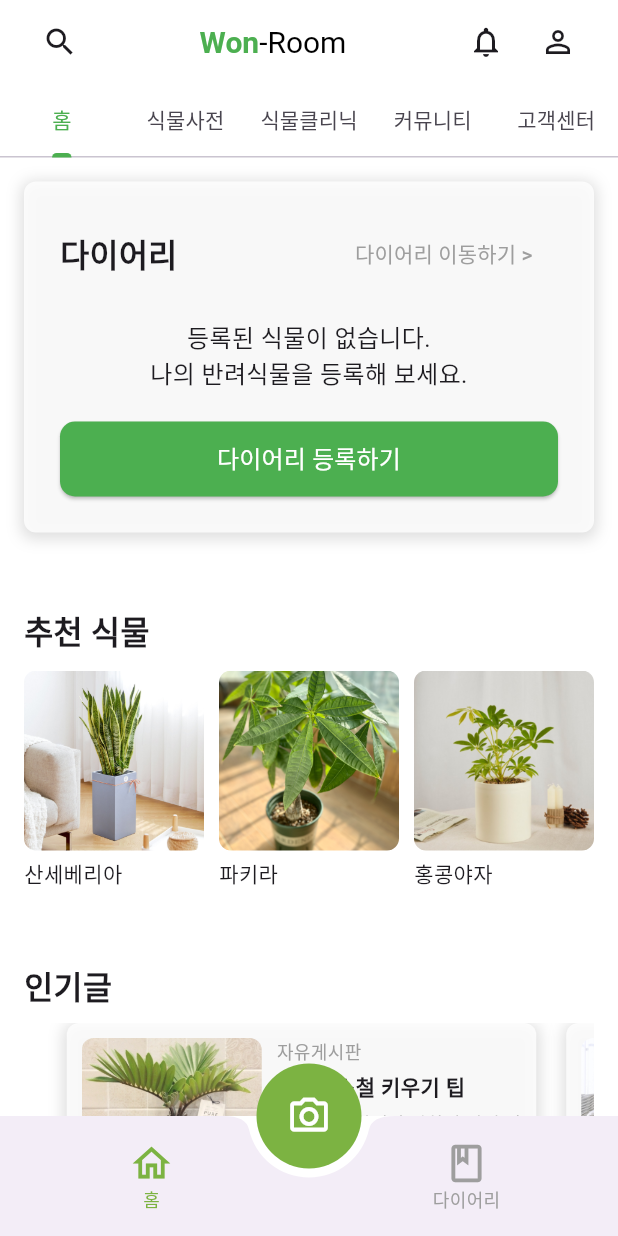
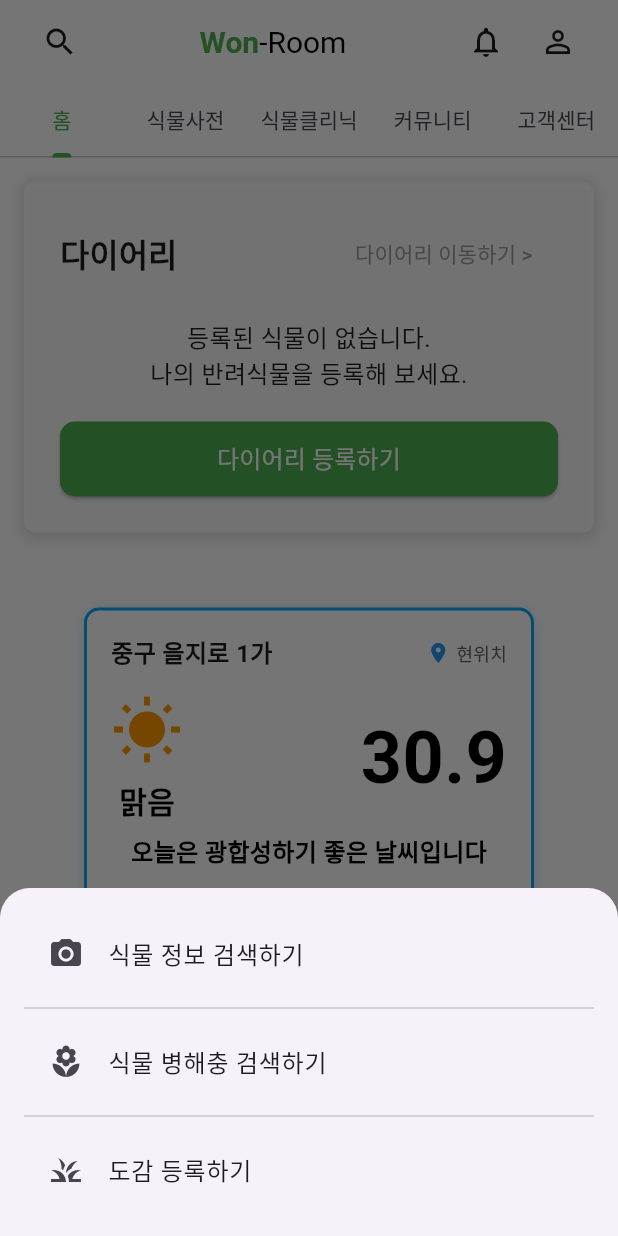
Before and after one commit to kimjaehui02/WonRoom, a Flutter app: the screen it shows after launch, after a tap on the "camera alt" icon, on a phone screen of 412 x 824 dp. Run offline on Flutter 3.47's test engine with Material 3 defaults, Android fonts, the phone set to English and light mode, and no system bars; our stand-ins replace dio, flutter_secure_storage, image_picker; Roboto replaces fonts that are missing (Pretendard); project files that could hold a hidden picture were left out.

Commit message:
카메라

```diff
--- a/wonroom/lib/index.dart
+++ b/wonroom/lib/index.dart
@@ -1,5 +1,6 @@
 import 'package:flutter/material.dart';
 import 'package:wonroom/myPlantRegistration.dart';
+import 'package:wonroom/showFloatingActionModal.dart';
 
 class Index extends StatefulWidget {
   const Index({super.key});
@@ -44,9 +45,7 @@ class _IndexState extends State<Index> with SingleTickerProviderStateMixin {
     setState(() {
       _selectedIndex = index;
     });
-    if (index == 0) {
-      _tabController.index = 0;
-    }
+    _tabController.index = index;
   }
 
   void _scrollToTop() {
@@ -62,7 +61,6 @@ class _IndexState extends State<Index> with SingleTickerProviderStateMixin {
     return Scaffold(
       appBar: AppBar(
         title: Row(
-
           children: [
             IconButton(
               icon: const Icon(Icons.search),
@@ -154,15 +152,9 @@ class _IndexState extends State<Index> with SingleTickerProviderStateMixin {
               label: '홈',
               index: 0,
             ),
-            // _buildBottomNavBarItem(
-            //   icon: Icons.camera_alt_outlined,
-            //   label: '이미지 촬영',
-            //   index: 1,
-            // ),
-            SizedBox(width: 40), // 공간을 추가하여 중앙의 FloatingActionButton과 겹치지 않도록 함
+            SizedBox(width: 40), // 중앙의 FloatingActionButton과 겹치지 않도록 공간 추가
             _buildBottomNavBarItem(
-              icon: Icons.
-              book_outlined,
+              icon: Icons.book_outlined,
               label: '다이어리',
               index: 2,
             ),
@@ -181,7 +173,9 @@ class _IndexState extends State<Index> with SingleTickerProviderStateMixin {
               color: Colors.lightGreen[600], // 연두색
             ),
             child: FloatingActionButton(
-              onPressed: () {},
+              onPressed: () {
+                showFloatingActionModal(context);
+              },
               backgroundColor: Colors.transparent,
               elevation: 0,
               child: Icon(Icons.camera_alt_outlined, color: Colors.white, size: 30),
@@ -232,11 +226,152 @@ class _IndexState extends State<Index> with SingleTickerProviderStateMixin {
         children: [
           _buildMyPlantsSection(),
           const SizedBox(height: 50),
+          _buildWeatherWidget(),
+          const SizedBox(height: 50),
           _buildRecommendedPlantsSection(),
           const SizedBox(height: 50),
           _buildPopularPostsSection(),
           const SizedBox(height: 40),
         ],
+      ),
+    );
+  }
+
+  Widget _buildWeatherWidget() {
+    return Center(
+      child: Container(
+        width: 300,
+        padding: EdgeInsets.all(16),
+        decoration: BoxDecoration(
+          color: Colors.white,
+          borderRadius: BorderRadius.circular(10),
+          boxShadow: [
+            BoxShadow(
+              color: Colors.blue.withOpacity(0.2),
+              blurRadius: 8,
+              offset: Offset(0, 2),
+            ),
+          ],
+          border: Border.all(
+            color: Colors.lightBlue,
+            width: 2,
+          ),
+        ),
+        child: Column(
+          crossAxisAlignment: CrossAxisAlignment.start,
+          children: [
+            // 위치와 현위치
+            Row(
+              mainAxisAlignment: MainAxisAlignment.spaceBetween,
+              children: [
+                Text(
+                  '중구 을지로 1가',
+                  style: TextStyle(
+                    fontSize: 16,
+                    fontWeight: FontWeight.bold,
+                  ),
+                ),
+                Row(
+                  children: [
+                    Icon(
+                      Icons.location_on,
+                      color: Colors.blue,
+                      size: 16,
+                    ),
+                    SizedBox(width: 4),
+                    Text(
+                      '현위치',
+                      style: TextStyle(
+                        fontSize: 12,
+                        color: Colors.grey[700],
+                      ),
+                    ),
+                  ],
+                ),
+              ],
+            ),
+            SizedBox(height: 16),
+            // 날씨 정보
+            Row(
+              mainAxisAlignment: MainAxisAlignment.spaceBetween,
+              children: [
+                Column(
+                  children: [
+                    Icon(
+                      Icons.wb_sunny,
+                      color: Colors.orange,
+                      size: 48,
+                    ),
+                    SizedBox(height: 8),
+                    Text(
+                      '맑음',
+                      style: TextStyle(
+                        fontSize: 20,
+                        fontWeight: FontWeight.bold,
+                        color: Colors.black,
+                      ),
+                    ),
+                  ],
+                ),
+                Text(
+                  '30.9',
+                  style: TextStyle(
+                    fontSize: 48,
+                    fontWeight: FontWeight.bold,
+                    color: Colors.black,
+                  ),
+                ),
+              ],
+            ),
+            SizedBox(height: 8),
+            // 메시지
+            Center(
+              child: Text(
+                '오늘은 광합성하기 좋은 날씨입니다',
+                style: TextStyle(
+                  fontSize: 16,
+                  color: Colors.black,
+                  fontWeight: FontWeight.bold,
+                ),
+              ),
+            ),
+            SizedBox(height: 16),
+            // 하단 추가 정보
+            Row(
+              mainAxisAlignment: MainAxisAlignment.spaceEvenly,
+              children: [
+                Text(
+                  '습도 66%',
+                  style: TextStyle(
+                    fontSize: 12,
+                    color: Colors.grey[700],
+                  ),
+                ),
+                Text(
+                  '체감 31.9°',
+                  style: TextStyle(
+                    fontSize: 12,
+                    color: Colors.grey[700],
+                  ),
+                ),
+                Text(
+                  '서풍 1.9m/s',
+                  style: TextStyle(
+                    fontSize: 12,
+                    color: Colors.grey[700],
+                  ),
+                ),
+                Text(
+                  '미세 좋음',
+                  style: TextStyle(
+                    fontSize: 12,
+                    color: Colors.grey[700],
+                  ),
+                ),
+              ],
+            ),
+          ],
+        ),
       ),
     );
   }
@@ -294,7 +429,7 @@ class _IndexState extends State<Index> with SingleTickerProviderStateMixin {
             height: 50,
             child: ElevatedButton(
               onPressed: () {
-                  showPlantRegistrationModal(context);
+                showPlantRegistrationModal(context);
               },
               style: ElevatedButton.styleFrom(
                 backgroundColor: Colors.green,
--- /dev/null
+++ b/wonroom/lib/showFloatingActionModal.dart
@@ -0,0 +1,59 @@
+import 'package:flutter/material.dart';
+import 'package:image_picker/image_picker.dart';
+import 'package:wonroom/myPlantRegistration.dart';
+
+final ImagePicker _picker = ImagePicker();
+
+void showFloatingActionModal(BuildContext context) {
+  showModalBottomSheet(
+    context: context,
+    shape: RoundedRectangleBorder(
+      borderRadius: BorderRadius.vertical(top: Radius.circular(20)),
+    ),
+    builder: (BuildContext context) {
+      return Container(
+        padding: EdgeInsets.all(16),
+        child: Column(
+          mainAxisSize: MainAxisSize.min,
+          crossAxisAlignment: CrossAxisAlignment.start,
+          children: [
+            ListTile(
+              leading: Icon(Icons.camera_alt),
+              title: Text('식물 정보 검색하기'),
+              onTap: () async {
+                Navigator.pop(context);
+                final XFile? image = await _picker.pickImage(source: ImageSource.camera);
+                if (image != null) {
+                  // 여기에서 이미지를 사용할 수 있습니다.
+                  print('식물 정보 검색 이미지 경로: ${image.path}');
+                }
+              },
+            ),
+            Divider(),
+            ListTile(
+              leading: Icon(Icons.local_florist),
+              title: Text('식물 병해충 검색하기'),
+              onTap: () async {
+                Navigator.pop(context);
+                final XFile? image = await _picker.pickImage(source: ImageSource.camera);
+                if (image != null) {
+                  // 여기에서 이미지를 사용할 수 있습니다.
+                  print('식물 병해충 검색 이미지 경로: ${image.path}');
+                }
+              },
+            ),
+            Divider(),
+            ListTile(
+              leading: Icon(Icons.grass),
+              title: Text('도감 등록하기'),
+              onTap: () async {
+                Navigator.pop(context); // 현재 모달창을 닫고
+                showPlantRegistrationModal(context); // 도감 등록 모달창을 엽니다.
+              },
+            ),
+          ],
+        ),
+      );
+    },
+  );
+}
--- a/wonroom/pubspec.yaml
+++ b/wonroom/pubspec.yaml
@@ -31,6 +31,7 @@ dependencies:
   flutter:
     sdk: flutter
   dio: ^5.1.1  # dio의 최신 버전을 사용
+  image_picker: ^0.8.4+4
 
   # The following adds the Cupertino Icons font to your application.
   # Use with the CupertinoIcons class for iOS style icons.
```
Also changed, not shown: wonroom/pubspec.lock.
